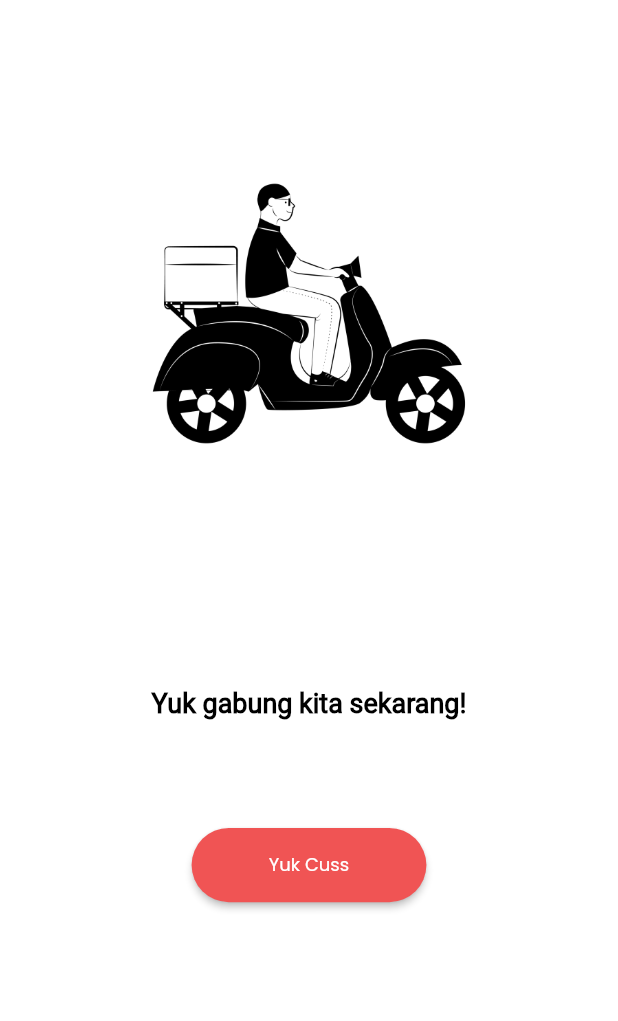
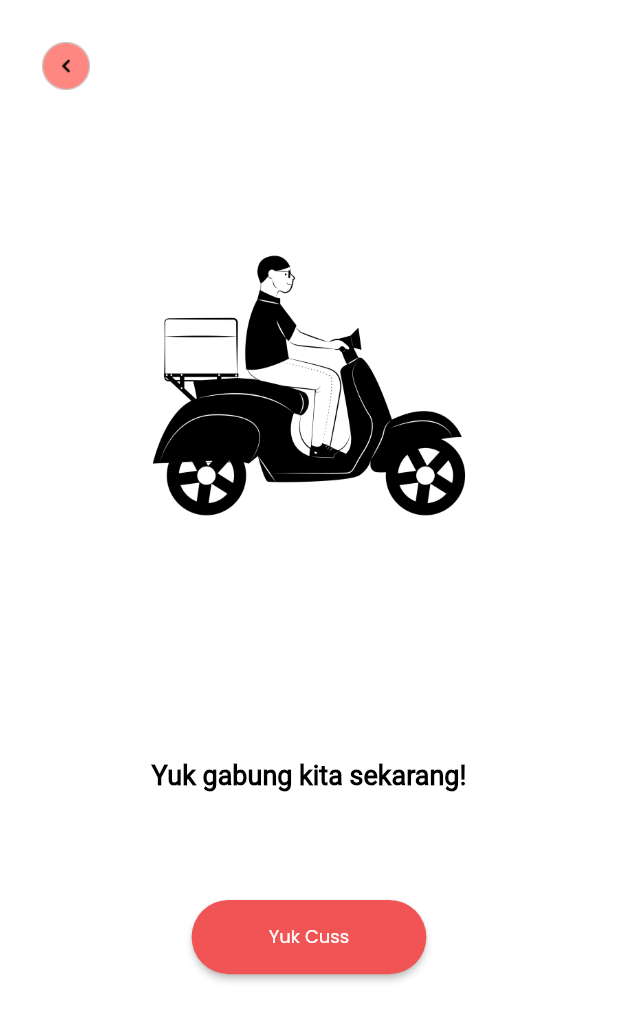
Before and after one commit to zulham-dahlan/WebinfoSenter, a Flutter app: the OnBoarding2 screen opened by its route, after a tap on "Gass!!", on a phone screen of 412 x 824 dp. Shown: the top 1021 px of the screen. Run offline on Flutter 3.47's test engine with Material 2 defaults, Android fonts, the phone set to English and light mode, and no system bars.

Commit message:
Menambahkan tombol back di halaman onboarding

```diff
--- a/lib/ui/onBoarding2_screen.dart
+++ b/lib/ui/onBoarding2_screen.dart
@@ -28,6 +28,12 @@ class OnBoarding2 extends StatelessWidget {
             margin: EdgeInsets.all(20),
             child: Column(
               children: [
+                Row(
+                  mainAxisAlignment: MainAxisAlignment.start,
+                  children: [
+                    IconButton(onPressed: (){Navigator.pop(context);}, icon: Image.asset('assets/back_icon.png'),),
+                  ],
+                ),
                 Container(
                   child: Image.asset('assets/man-working-from-home.png'),
                   margin: const EdgeInsets.only(
--- a/lib/ui/onBoarding3_screen.dart
+++ b/lib/ui/onBoarding3_screen.dart
@@ -28,6 +28,12 @@ class OnBoarding3 extends StatelessWidget {
             margin: const EdgeInsets.all(20),
             child: Column(
               children: [
+                Row(
+                  mainAxisAlignment: MainAxisAlignment.start,
+                  children: [
+                    IconButton(onPressed: (){Navigator.pop(context);}, icon: Image.asset('assets/back_icon.png'),),
+                  ],
+                ),
                 Container(
                   child: Image.asset('assets/guy-on-bike.png'),
                   margin: const EdgeInsets.only(
--- a/lib/ui/onBoarding_screen.dart
+++ b/lib/ui/onBoarding_screen.dart
@@ -28,6 +28,12 @@ class OnBoarding extends StatelessWidget {
             margin: const EdgeInsets.all(20),
             child: Column(
               children: [
+                Row(
+                  mainAxisAlignment: MainAxisAlignment.start,
+                  children: [
+                    Image.asset('assets/back_icon.png',color: Colors.white,),
+                  ],
+                ),
                 Container(
                   child: Image.asset('assets/girls-gathering.png'),
                   margin: const EdgeInsets.only(
```
